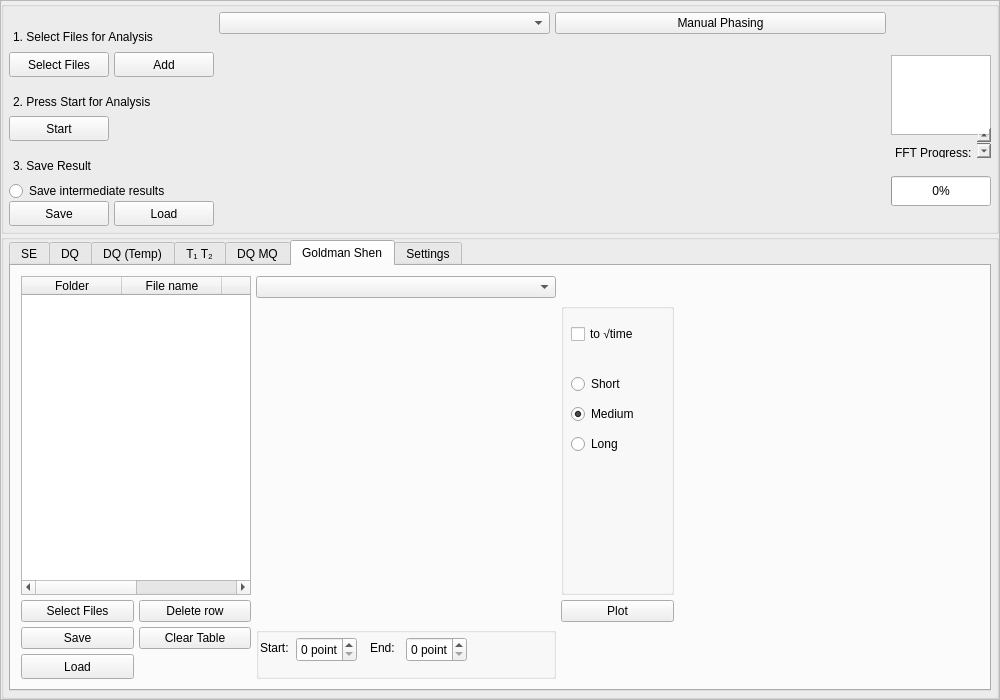
First picture: the form in form.ui, repository timesama/M2-Approach, before the edit.
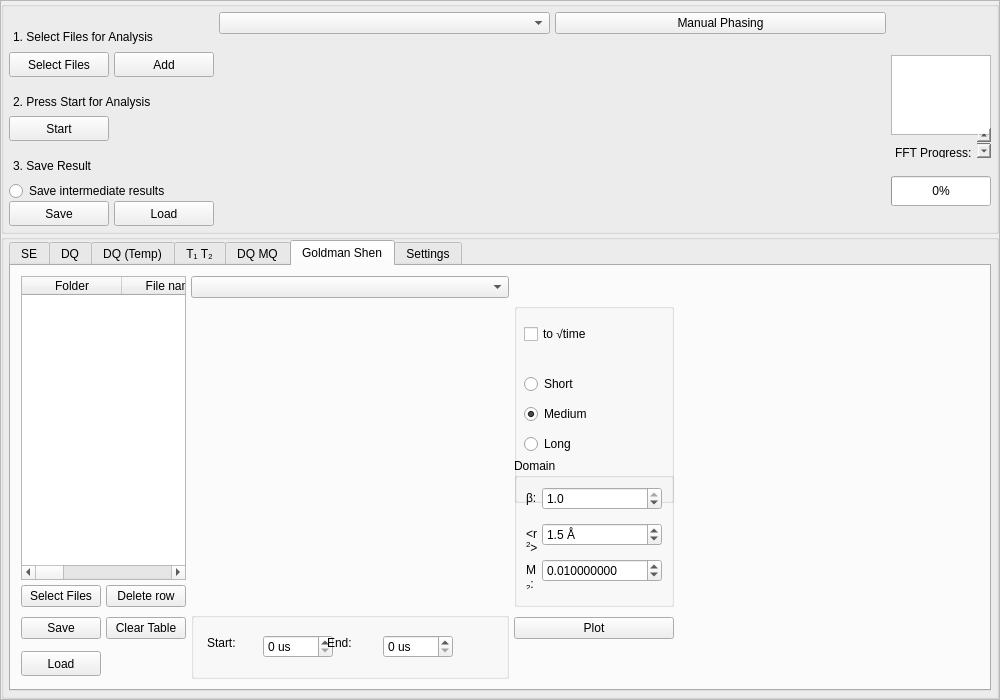
Second picture: the form after the edit. The open tabs and pages were chosen to show the change. Custom widgets are drawn as their Qt base class.

Commit message: add d calculation for GS

The edit to the form file:
```diff
--- a/form.ui
+++ b/form.ui
@@ -3389,14 +3389,260 @@
                  <property name="spacing">
                   <number>5</number>
                  </property>
-                 <item row="2" column="3">
-                  <widget class="QPushButton" name="btn_Plot_GS">
+                 <item row="4" column="2" rowspan="2">
+                  <widget class="QGroupBox" name="groupBox_9">
+                   <property name="title">
+                    <string/>
+                   </property>
+                   <layout class="QHBoxLayout" name="horizontalLayout_5" stretch="0,2,0,2,2">
+                    <item>
+                     <widget class="QTextEdit" name="textEdit_20">
+                      <property name="minimumSize">
+                       <size>
+                        <width>0</width>
+                        <height>30</height>
+                       </size>
+                      </property>
+                      <property name="maximumSize">
+                       <size>
+                        <width>100</width>
+                        <height>30</height>
+                       </size>
+                      </property>
+                      <property name="mouseTracking">
+                       <bool>false</bool>
+                      </property>
+                      <property name="focusPolicy">
+                       <enum>Qt::NoFocus</enum>
+                      </property>
+                      <property name="styleSheet">
+                       <string notr="true">background: transparent</string>
+                      </property>
+                      <property name="frameShape">
+                       <enum>QFrame::NoFrame</enum>
+                      </property>
+                      <property name="verticalScrollBarPolicy">
+                       <enum>Qt::ScrollBarAlwaysOff</enum>
+                      </property>
+                      <property name="horizontalScrollBarPolicy">
+                       <enum>Qt::ScrollBarAlwaysOff</enum>
+                      </property>
+                      <property name="sizeAdjustPolicy">
+                       <enum>QAbstractScrollArea::AdjustToContents</enum>
+                      </property>
+                      <property name="html">
+                       <string>&lt;!DOCTYPE HTML PUBLIC &quot;-//W3C//DTD HTML 4.0//EN&quot; &quot;http://www.w3.org/TR/REC-html40/strict.dtd&quot;&gt;
+&lt;html&gt;&lt;head&gt;&lt;meta name=&quot;qrichtext&quot; content=&quot;1&quot; /&gt;&lt;meta charset=&quot;utf-8&quot; /&gt;&lt;style type=&quot;text/css&quot;&gt;
+p, li { white-space: pre-wrap; }
+hr { height: 1px; border-width: 0; }
+li.unchecked::marker { content: &quot;\2610&quot;; }
+li.checked::marker { content: &quot;\2612&quot;; }
+&lt;/style&gt;&lt;/head&gt;&lt;body style=&quot; font-family:'Segoe UI'; font-size:9pt; font-weight:400; font-style:normal;&quot;&gt;
+&lt;p style=&quot; margin-top:0px; margin-bottom:0px; margin-left:0px; margin-right:0px; -qt-block-indent:0; text-indent:0px;&quot;&gt;Start:&lt;/p&gt;&lt;/body&gt;&lt;/html&gt;</string>
+                      </property>
+                      <property name="textInteractionFlags">
+                       <set>Qt::NoTextInteraction</set>
+                      </property>
+                     </widget>
+                    </item>
+                    <item>
+                     <widget class="QDoubleSpinBox" name="GS_fit_from_1">
+                      <property name="minimumSize">
+                       <size>
+                        <width>70</width>
+                        <height>0</height>
+                       </size>
+                      </property>
+                      <property name="prefix">
+                       <string/>
+                      </property>
+                      <property name="suffix">
+                       <string> us</string>
+                      </property>
+                      <property name="decimals">
+                       <number>0</number>
+                      </property>
+                      <property name="minimum">
+                       <double>0.000000000000000</double>
+                      </property>
+                      <property name="singleStep">
+                       <double>1.000000000000000</double>
+                      </property>
+                      <property name="value">
+                       <double>0.000000000000000</double>
+                      </property>
+                     </widget>
+                    </item>
+                    <item>
+                     <widget class="QTextEdit" name="textEdit_21">
+                      <property name="minimumSize">
+                       <size>
+                        <width>0</width>
+                        <height>30</height>
+                       </size>
+                      </property>
+                      <property name="maximumSize">
+                       <size>
+                        <width>100</width>
+                        <height>30</height>
+                       </size>
+                      </property>
+                      <property name="mouseTracking">
+                       <bool>false</bool>
+                      </property>
+                      <property name="focusPolicy">
+                       <enum>Qt::NoFocus</enum>
+                      </property>
+                      <property name="styleSheet">
+                       <string notr="true">background: transparent</string>
+                      </property>
+                      <property name="frameShape">
+                       <enum>QFrame::NoFrame</enum>
+                      </property>
+                      <property name="verticalScrollBarPolicy">
+                       <enum>Qt::ScrollBarAlwaysOff</enum>
+                      </property>
+                      <property name="horizontalScrollBarPolicy">
+                       <enum>Qt::ScrollBarAlwaysOff</enum>
+                      </property>
+                      <property name="sizeAdjustPolicy">
+                       <enum>QAbstractScrollArea::AdjustToContents</enum>
+                      </property>
+                      <property name="html">
+                       <string>&lt;!DOCTYPE HTML PUBLIC &quot;-//W3C//DTD HTML 4.0//EN&quot; &quot;http://www.w3.org/TR/REC-html40/strict.dtd&quot;&gt;
+&lt;html&gt;&lt;head&gt;&lt;meta name=&quot;qrichtext&quot; content=&quot;1&quot; /&gt;&lt;meta charset=&quot;utf-8&quot; /&gt;&lt;style type=&quot;text/css&quot;&gt;
+p, li { white-space: pre-wrap; }
+hr { height: 1px; border-width: 0; }
+li.unchecked::marker { content: &quot;\2610&quot;; }
+li.checked::marker { content: &quot;\2612&quot;; }
+&lt;/style&gt;&lt;/head&gt;&lt;body style=&quot; font-family:'Segoe UI'; font-size:9pt; font-weight:400; font-style:normal;&quot;&gt;
+&lt;p style=&quot; margin-top:0px; margin-bottom:0px; margin-left:0px; margin-right:0px; -qt-block-indent:0; text-indent:0px;&quot;&gt;End:&lt;/p&gt;&lt;/body&gt;&lt;/html&gt;</string>
+                      </property>
+                      <property name="textInteractionFlags">
+                       <set>Qt::NoTextInteraction</set>
+                      </property>
+                     </widget>
+                    </item>
+                    <item>
+                     <widget class="QDoubleSpinBox" name="GS_fit_to_1">
+                      <property name="minimumSize">
+                       <size>
+                        <width>70</width>
+                        <height>0</height>
+                       </size>
+                      </property>
+                      <property name="prefix">
+                       <string/>
+                      </property>
+                      <property name="suffix">
+                       <string> us</string>
+                      </property>
+                      <property name="decimals">
+                       <number>0</number>
+                      </property>
+                      <property name="minimum">
+                       <double>0.000000000000000</double>
+                      </property>
+                      <property name="singleStep">
+                       <double>1.000000000000000</double>
+                      </property>
+                      <property name="value">
+                       <double>0.000000000000000</double>
+                      </property>
+                     </widget>
+                    </item>
+                    <item>
+                     <widget class="QTextEdit" name="textEdit_error_2">
+                      <property name="maximumSize">
+                       <size>
+                        <width>200</width>
+                        <height>40</height>
+                       </size>
+                      </property>
+                      <property name="mouseTracking">
+                       <bool>false</bool>
+                      </property>
+                      <property name="focusPolicy">
+                       <enum>Qt::NoFocus</enum>
+                      </property>
+                      <property name="acceptDrops">
+                       <bool>false</bool>
+                      </property>
+                      <property name="styleSheet">
+                       <string notr="true">background: transparent</string>
+                      </property>
+                      <property name="frameShape">
+                       <enum>QFrame::NoFrame</enum>
+                      </property>
+                      <property name="verticalScrollBarPolicy">
+                       <enum>Qt::ScrollBarAlwaysOff</enum>
+                      </property>
+                      <property name="horizontalScrollBarPolicy">
+                       <enum>Qt::ScrollBarAlwaysOff</enum>
+                      </property>
+                      <property name="sizeAdjustPolicy">
+                       <enum>QAbstractScrollArea::AdjustToContents</enum>
+                      </property>
+                      <property name="undoRedoEnabled">
+                       <bool>false</bool>
+                      </property>
+                      <property name="html">
+                       <string>&lt;!DOCTYPE HTML PUBLIC &quot;-//W3C//DTD HTML 4.0//EN&quot; &quot;http://www.w3.org/TR/REC-html40/strict.dtd&quot;&gt;
+&lt;html&gt;&lt;head&gt;&lt;meta name=&quot;qrichtext&quot; content=&quot;1&quot; /&gt;&lt;meta charset=&quot;utf-8&quot; /&gt;&lt;style type=&quot;text/css&quot;&gt;
+p, li { white-space: pre-wrap; }
+hr { height: 1px; border-width: 0; }
+li.unchecked::marker { content: &quot;\2610&quot;; }
+li.checked::marker { content: &quot;\2612&quot;; }
+&lt;/style&gt;&lt;/head&gt;&lt;body style=&quot; font-family:'Segoe UI'; font-size:9pt; font-weight:400; font-style:normal;&quot;&gt;
+&lt;p style=&quot;-qt-paragraph-type:empty; margin-top:0px; margin-bottom:0px; margin-left:0px; margin-right:0px; -qt-block-indent:0; text-indent:0px;&quot;&gt;&lt;br /&gt;&lt;/p&gt;&lt;/body&gt;&lt;/html&gt;</string>
+                      </property>
+                      <property name="textInteractionFlags">
+                       <set>Qt::NoTextInteraction</set>
+                      </property>
+                     </widget>
+                    </item>
+                   </layout>
+                  </widget>
+                 </item>
+                 <item row="4" column="0">
+                  <widget class="QPushButton" name="btn_Save_4">
+                   <property name="minimumSize">
+                    <size>
+                     <width>0</width>
+                     <height>0</height>
+                    </size>
+                   </property>
+                   <property name="maximumSize">
+                    <size>
+                     <width>16777215</width>
+                     <height>16777215</height>
+                    </size>
+                   </property>
                    <property name="text">
-                    <string>Plot</string>
+                    <string>Save</string>
                    </property>
                   </widget>
                  </item>
-                 <item row="2" column="1">
+                 <item row="1" column="2" rowspan="3">
+                  <widget class="PlotWidget" name="GS_Widget_1" native="true">
+                   <property name="minimumSize">
+                    <size>
+                     <width>300</width>
+                     <height>200</height>
+                    </size>
+                   </property>
+                   <property name="sizeIncrement">
+                    <size>
+                     <width>0</width>
+                     <height>0</height>
+                    </size>
+                   </property>
+                   <property name="styleSheet">
+                    <string notr="true"/>
+                   </property>
+                  </widget>
+                 </item>
+                 <item row="3" column="1">
                   <widget class="QPushButton" name="btn_DeleteRow_2">
                    <property name="enabled">
                     <bool>true</bool>
@@ -3406,6 +3652,121 @@
                    </property>
                   </widget>
                  </item>
+                 <item row="0" column="4" rowspan="4">
+                  <widget class="PlotWidget" name="GS_Widget_2" native="true">
+                   <property name="minimumSize">
+                    <size>
+                     <width>300</width>
+                     <height>200</height>
+                    </size>
+                   </property>
+                   <property name="sizeIncrement">
+                    <size>
+                     <width>0</width>
+                     <height>0</height>
+                    </size>
+                   </property>
+                   <property name="styleSheet">
+                    <string notr="true"/>
+                   </property>
+                  </widget>
+                 </item>
+                 <item row="3" column="0">
+                  <widget class="QPushButton" name="btn_SelectFiles_GS">
+                   <property name="text">
+                    <string>Select Files</string>
+                   </property>
+                  </widget>
+                 </item>
+                 <item row="0" column="2">
+                  <widget class="QComboBox" name="comboBox_7">
+                   <property name="minimumSize">
+                    <size>
+                     <width>300</width>
+                     <height>0</height>
+                    </size>
+                   </property>
+                   <property name="styleSheet">
+                    <string notr="true">background: none</string>
+                   </property>
+                   <property name="placeholderText">
+                    <string>Choose File for Analysis</string>
+                   </property>
+                  </widget>
+                 </item>
+                 <item row="5" column="0">
+                  <widget class="QPushButton" name="btn_Load_5">
+                   <property name="minimumSize">
+                    <size>
+                     <width>0</width>
+                     <height>0</height>
+                    </size>
+                   </property>
+                   <property name="maximumSize">
+                    <size>
+                     <width>16777215</width>
+                     <height>25</height>
+                    </size>
+                   </property>
+                   <property name="text">
+                    <string>Load</string>
+                   </property>
+                  </widget>
+                 </item>
+                 <item row="4" column="1">
+                  <widget class="QPushButton" name="btn_ClearTable_3">
+                   <property name="text">
+                    <string>Clear Table</string>
+                   </property>
+                  </widget>
+                 </item>
+                 <item row="0" column="0" rowspan="3" colspan="2">
+                  <widget class="QTableWidget" name="table_GS">
+                   <property name="styleSheet">
+                    <string notr="true"/>
+                   </property>
+                   <property name="editTriggers">
+                    <set>QAbstractItemView::CurrentChanged</set>
+                   </property>
+                   <property name="alternatingRowColors">
+                    <bool>true</bool>
+                   </property>
+                   <property name="selectionMode">
+                    <enum>QAbstractItemView::ExtendedSelection</enum>
+                   </property>
+                   <property name="selectionBehavior">
+                    <enum>QAbstractItemView::SelectRows</enum>
+                   </property>
+                   <property name="columnCount">
+                    <number>5</number>
+                   </property>
+                   <column>
+                    <property name="text">
+                     <string>Folder</string>
+                    </property>
+                   </column>
+                   <column>
+                    <property name="text">
+                     <string>File name</string>
+                    </property>
+                   </column>
+                   <column>
+                    <property name="text">
+                     <string>X Axis</string>
+                    </property>
+                   </column>
+                   <column>
+                    <property name="text">
+                     <string>√time</string>
+                    </property>
+                   </column>
+                   <column>
+                    <property name="text">
+                     <string>d, nm</string>
+                    </property>
+                   </column>
+                  </widget>
+                 </item>
                  <item row="1" column="3">
                   <widget class="QGroupBox" name="groupBox_6">
                    <property name="minimumSize">
@@ -3477,49 +3838,39 @@
                    </widget>
                   </widget>
                  </item>
-                 <item row="2" column="0">
-                  <widget class="QPushButton" name="btn_SelectFiles_GS">
+                 <item row="4" column="3">
+                  <widget class="QPushButton" name="btn_Plot_GS">
                    <property name="text">
-                    <string>Select Files</string>
+                    <string>Plot</string>
                    </property>
                   </widget>
                  </item>
-                 <item row="1" column="2" rowspan="2">
-                  <widget class="PlotWidget" name="GS_Widget_1" native="true">
+                 <item row="2" column="3" rowspan="2">
+                  <widget class="QGroupBox" name="groupBox_7">
                    <property name="minimumSize">
                     <size>
-                     <width>300</width>
-                     <height>200</height>
-                    </size>
-                   </property>
-                   <property name="sizeIncrement">
-                    <size>
-                     <width>0</width>
+                     <width>160</width>
                      <height>0</height>
                     </size>
                    </property>
-                   <property name="styleSheet">
-                    <string notr="true"/>
-                   </property>
-                  </widget>
-                 </item>
-                 <item row="3" column="2" rowspan="2">
-                  <widget class="QGroupBox" name="groupBox_9">
                    <property name="title">
-                    <string/>
+                    <string>Domain</string>
                    </property>
-                   <widget class="QTextEdit" name="textEdit_20">
-                    <property name="geometry">
-                     <rect>
-                      <x>0</x>
-                      <y>10</y>
-                      <width>100</width>
-                      <height>30</height>
-                     </rect>
+                   <layout class="QFormLayout" name="formLayout_2">
+                    <property name="fieldGrowthPolicy">
+                     <enum>QFormLayout::ExpandingFieldsGrow</enum>
                     </property>
+                    <property name="horizontalSpacing">
+                     <number>0</number>
+                    </property>
+                    <property name="leftMargin">
+                     <number>5</number>
+                    </property>
+                    <item row="0" column="0">
+                     <widget class="QTextEdit" name="textEdit_24">
                     <property name="minimumSize">
                      <size>
-                      <width>0</width>
+                        <width>20</width>
                       <height>30</height>
                      </size>
                     </property>
@@ -3558,52 +3909,52 @@
 li.unchecked::marker { content: &quot;\2610&quot;; }
 li.checked::marker { content: &quot;\2612&quot;; }
 &lt;/style&gt;&lt;/head&gt;&lt;body style=&quot; font-family:'Segoe UI'; font-size:9pt; font-weight:400; font-style:normal;&quot;&gt;
-&lt;p style=&quot; margin-top:0px; margin-bottom:0px; margin-left:0px; margin-right:0px; -qt-block-indent:0; text-indent:0px;&quot;&gt;Start:&lt;/p&gt;&lt;/body&gt;&lt;/html&gt;</string>
+&lt;p style=&quot; margin-top:0px; margin-bottom:0px; margin-left:0px; margin-right:0px; -qt-block-indent:0; text-indent:0px;&quot;&gt;β: &lt;/p&gt;&lt;/body&gt;&lt;/html&gt;</string>
                     </property>
                     <property name="textInteractionFlags">
                      <set>Qt::NoTextInteraction</set>
                     </property>
                    </widget>
-                   <widget class="QDoubleSpinBox" name="GS_fit_from_1">
-                    <property name="geometry">
-                     <rect>
-                      <x>40</x>
-                      <y>10</y>
-                      <width>61</width>
-                      <height>25</height>
-                     </rect>
-                    </property>
+                    </item>
+                    <item row="0" column="1">
+                     <widget class="QDoubleSpinBox" name="GS_beta">
+                      <property name="sizePolicy">
+                       <sizepolicy hsizetype="Expanding" vsizetype="Fixed">
+                        <horstretch>0</horstretch>
+                        <verstretch>0</verstretch>
+                       </sizepolicy>
+                      </property>
+                      <property name="minimumSize">
+                       <size>
+                        <width>70</width>
+                        <height>0</height>
+                       </size>
+                      </property>
                     <property name="prefix">
                      <string/>
                     </property>
                     <property name="suffix">
-                     <string> point</string>
+                       <string/>
                     </property>
                     <property name="decimals">
-                     <number>0</number>
+                       <number>1</number>
                     </property>
                     <property name="minimum">
                      <double>0.000000000000000</double>
                     </property>
-                    <property name="singleStep">
+                      <property name="maximum">
                      <double>1.000000000000000</double>
                     </property>
                     <property name="value">
-                     <double>0.000000000000000</double>
-                    </property>
-                   </widget>
-                   <widget class="QTextEdit" name="textEdit_21">
-                    <property name="geometry">
-                     <rect>
-                      <x>110</x>
-                      <y>10</y>
-                      <width>100</width>
-                      <height>30</height>
-                     </rect>
-                    </property>
+                       <double>1.000000000000000</double>
+                      </property>
+                     </widget>
+                    </item>
+                    <item row="1" column="0">
+                     <widget class="QTextEdit" name="textEdit_25">
                     <property name="minimumSize">
                      <size>
-                      <width>0</width>
+                        <width>20</width>
                       <height>30</height>
                      </size>
                     </property>
@@ -3642,53 +3993,62 @@
 li.unchecked::marker { content: &quot;\2610&quot;; }
 li.checked::marker { content: &quot;\2612&quot;; }
 &lt;/style&gt;&lt;/head&gt;&lt;body style=&quot; font-family:'Segoe UI'; font-size:9pt; font-weight:400; font-style:normal;&quot;&gt;
-&lt;p style=&quot; margin-top:0px; margin-bottom:0px; margin-left:0px; margin-right:0px; -qt-block-indent:0; text-indent:0px;&quot;&gt;End:&lt;/p&gt;&lt;/body&gt;&lt;/html&gt;</string>
+&lt;p style=&quot; margin-top:0px; margin-bottom:0px; margin-left:0px; margin-right:0px; -qt-block-indent:0; text-indent:0px;&quot;&gt;&amp;lt;r&lt;span style=&quot; vertical-align:super;&quot;&gt;2&lt;/span&gt;&amp;gt;:&lt;/p&gt;&lt;/body&gt;&lt;/html&gt;</string>
                     </property>
                     <property name="textInteractionFlags">
                      <set>Qt::NoTextInteraction</set>
                     </property>
                    </widget>
-                   <widget class="QDoubleSpinBox" name="GS_fit_to_1">
-                    <property name="geometry">
-                     <rect>
-                      <x>150</x>
-                      <y>10</y>
-                      <width>61</width>
-                      <height>25</height>
-                     </rect>
-                    </property>
+                    </item>
+                    <item row="1" column="1">
+                     <widget class="QDoubleSpinBox" name="GS_r2">
+                      <property name="sizePolicy">
+                       <sizepolicy hsizetype="Expanding" vsizetype="Fixed">
+                        <horstretch>0</horstretch>
+                        <verstretch>0</verstretch>
+                       </sizepolicy>
+                      </property>
+                      <property name="minimumSize">
+                       <size>
+                        <width>70</width>
+                        <height>0</height>
+                       </size>
+                      </property>
                     <property name="prefix">
                      <string/>
                     </property>
                     <property name="suffix">
-                     <string> point</string>
+                       <string> Å</string>
                     </property>
                     <property name="decimals">
-                     <number>0</number>
+                       <number>1</number>
                     </property>
                     <property name="minimum">
                      <double>0.000000000000000</double>
                     </property>
+                      <property name="maximum">
+                       <double>20.000000000000000</double>
+                      </property>
                     <property name="singleStep">
                      <double>1.000000000000000</double>
                     </property>
                     <property name="value">
-                     <double>0.000000000000000</double>
-                    </property>
-                   </widget>
-                   <widget class="QTextEdit" name="textEdit_error_2">
-                    <property name="geometry">
-                     <rect>
-                      <x>220</x>
-                      <y>10</y>
-                      <width>161</width>
-                      <height>40</height>
-                     </rect>
+                       <double>1.500000000000000</double>
+                      </property>
+                     </widget>
+                    </item>
+                    <item row="2" column="0">
+                     <widget class="QTextEdit" name="textEdit_26">
+                      <property name="minimumSize">
+                       <size>
+                        <width>20</width>
+                        <height>30</height>
+                       </size>
                     </property>
                     <property name="maximumSize">
                      <size>
-                      <width>200</width>
-                      <height>40</height>
+                        <width>100</width>
+                        <height>30</height>
                      </size>
                     </property>
                     <property name="mouseTracking">
@@ -3726,134 +4086,67 @@
 li.unchecked::marker { content: &quot;\2610&quot;; }
 li.checked::marker { content: &quot;\2612&quot;; }
 &lt;/style&gt;&lt;/head&gt;&lt;body style=&quot; font-family:'Segoe UI'; font-size:9pt; font-weight:400; font-style:normal;&quot;&gt;
-&lt;p style=&quot;-qt-paragraph-type:empty; margin-top:0px; margin-bottom:0px; margin-left:0px; margin-right:0px; -qt-block-indent:0; text-indent:0px;&quot;&gt;&lt;br /&gt;&lt;/p&gt;&lt;/body&gt;&lt;/html&gt;</string>
+&lt;p style=&quot; margin-top:0px; margin-bottom:0px; margin-left:0px; margin-right:0px; -qt-block-indent:0; text-indent:0px;&quot;&gt;M&lt;span style=&quot; vertical-align:sub;&quot;&gt;2&lt;/span&gt;:&lt;/p&gt;&lt;/body&gt;&lt;/html&gt;</string>
                     </property>
                     <property name="textInteractionFlags">
                      <set>Qt::NoTextInteraction</set>
                     </property>
                    </widget>
-                  </widget>
-                 </item>
-                 <item row="3" column="0">
-                  <widget class="QPushButton" name="btn_Save_4">
-                   <property name="minimumSize">
-                    <size>
-                     <width>0</width>
-                     <height>0</height>
-                    </size>
-                   </property>
-                   <property name="maximumSize">
-                    <size>
-                     <width>16777215</width>
-                     <height>16777215</height>
-                    </size>
-                   </property>
-                   <property name="text">
-                    <string>Save</string>
-                   </property>
-                  </widget>
-                 </item>
-                 <item row="3" column="1">
-                  <widget class="QPushButton" name="btn_ClearTable_3">
-                   <property name="text">
-                    <string>Clear Table</string>
-                   </property>
-                  </widget>
-                 </item>
-                 <item row="4" column="0">
-                  <widget class="QPushButton" name="btn_Load_5">
+                    </item>
+                    <item row="2" column="1">
+                     <widget class="QDoubleSpinBox" name="GS_m2">
+                      <property name="sizePolicy">
+                       <sizepolicy hsizetype="Expanding" vsizetype="Fixed">
+                        <horstretch>1</horstretch>
+                        <verstretch>0</verstretch>
+                       </sizepolicy>
+                      </property>
                    <property name="minimumSize">
                     <size>
-                     <width>0</width>
+                        <width>70</width>
                      <height>0</height>
                     </size>
                    </property>
-                   <property name="maximumSize">
-                    <size>
-                     <width>16777215</width>
-                     <height>25</height>
-                    </size>
-                   </property>
-                   <property name="text">
-                    <string>Load</string>
-                   </property>
-                  </widget>
-                 </item>
-                 <item row="0" column="2">
-                  <widget class="QComboBox" name="comboBox_7">
-                   <property name="minimumSize">
-                    <size>
-                     <width>300</width>
-                     <height>0</height>
-                    </size>
-                   </property>
-                   <property name="styleSheet">
-                    <string notr="true">background: none</string>
-                   </property>
-                   <property name="placeholderText">
-                    <string>Choose File for Analysis</string>
-                   </property>
-                  </widget>
-                 </item>
-                 <item row="0" column="0" rowspan="2" colspan="2">
-                  <widget class="QTableWidget" name="table_GS">
-                   <property name="styleSheet">
-                    <string notr="true"/>
-                   </property>
-                   <property name="editTriggers">
-                    <set>QAbstractItemView::CurrentChanged</set>
-                   </property>
-                   <property name="alternatingRowColors">
+                      <property name="wrapping">
                     <bool>true</bool>
                    </property>
-                   <property name="selectionMode">
-                    <enum>QAbstractItemView::ExtendedSelection</enum>
-                   </property>
-                   <property name="selectionBehavior">
-                    <enum>QAbstractItemView::SelectRows</enum>
-                   </property>
-                   <property name="columnCount">
-                    <number>4</number>
-                   </property>
-                   <column>
-                    <property name="text">
-                     <string>Folder</string>
-                    </property>
-                   </column>
-                   <column>
-                    <property name="text">
-                     <string>File name</string>
-                    </property>
-                   </column>
-                   <column>
-                    <property name="text">
-                     <string>X Axis</string>
-                    </property>
-                   </column>
-                   <column>
-                    <property name="text">
-                     <string>√time</string>
-                    </property>
-                   </column>
-                  </widget>
-                 </item>
-                 <item row="0" column="4" rowspan="3">
-                  <widget class="PlotWidget" name="GS_Widget_2" native="true">
-                   <property name="minimumSize">
-                    <size>
-                     <width>300</width>
-                     <height>200</height>
-                    </size>
-                   </property>
-                   <property name="sizeIncrement">
+                      <property name="prefix">
+                       <string/>
+                      </property>
+                      <property name="suffix">
+                       <string/>
+                      </property>
+                      <property name="decimals">
+                       <number>9</number>
+                      </property>
+                      <property name="minimum">
+                       <double>0.000000000000000</double>
+                      </property>
+                      <property name="maximum">
+                       <double>1.000000000000000</double>
+                      </property>
+                      <property name="singleStep">
+                       <double>0.000001000000000</double>
+                      </property>
+                      <property name="value">
+                       <double>0.010000000000000</double>
+                      </property>
+                     </widget>
+                    </item>
+                    <item row="3" column="0">
+                     <spacer name="verticalSpacer_3">
+                      <property name="orientation">
+                       <enum>Qt::Vertical</enum>
+                      </property>
+                      <property name="sizeHint" stdset="0">
                     <size>
-                     <width>0</width>
-                     <height>0</height>
-                    </size>
-                   </property>
-                   <property name="styleSheet">
-                    <string notr="true"/>
-                   </property>
+                        <width>20</width>
+                        <height>40</height>
+                       </size>
+                      </property>
+                     </spacer>
+                    </item>
+                   </layout>
                   </widget>
                  </item>
                 </layout>
```
Left out of the diff: 244 changed lines with no effect on the pictures. Lines whose indentation alone changed are shown as unchanged. The commit also changes 2 other files.
